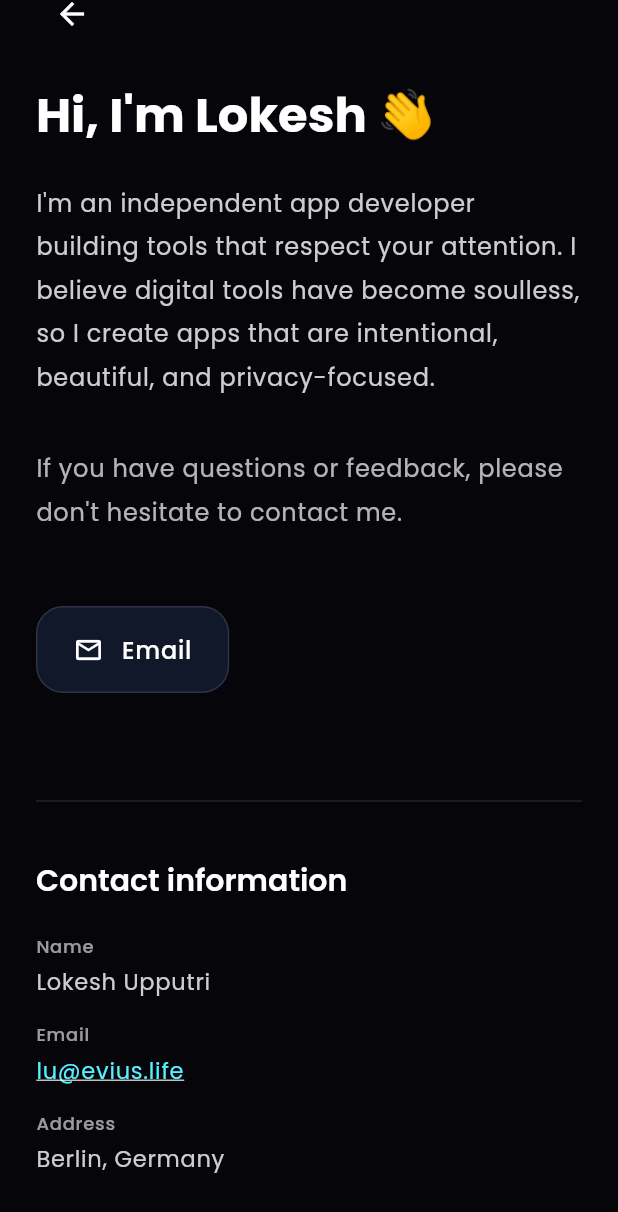
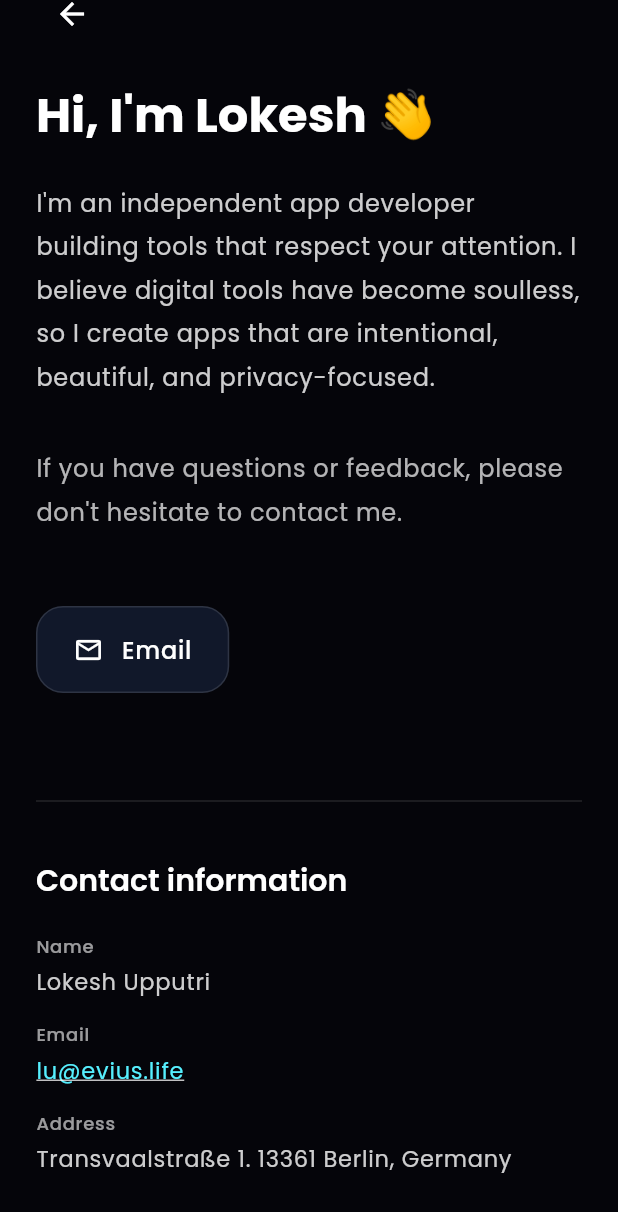
Before and after one commit to LokiBoyy/evius.life, a Flutter app: the ContactPage screen opened by its route, scrolled down 39 dp, on a phone screen of 412 x 824 dp. Shown: the top 1212 px of the screen. Run offline on Flutter 3.47's test engine with Material 3 defaults, Android fonts, the phone set to English and light mode, and no system bars; drawn by our look-alikes of flutter_animate; our stand-ins replace google_fonts; missing offline and left inert: dart:html.

Commit message:
updated my address for real

```diff
--- a/evius_life_site/lib/pages/contact.dart
+++ b/evius_life_site/lib/pages/contact.dart
@@ -155,7 +155,7 @@ class _ContactPageState extends State<ContactPage> {
                     SizedBox(height: isMobile ? 16 : 20),
                     _ContactInfoItem(
                       label: 'Address',
-                      value: 'Berlin, Germany',
+                      value: 'Transvaalstraße 1. 13361 Berlin, Germany',
                       theme: theme,
                     ),
                     SizedBox(height: isMobile ? 16 : 20),
```
Also changed, not shown: 2 other files.
